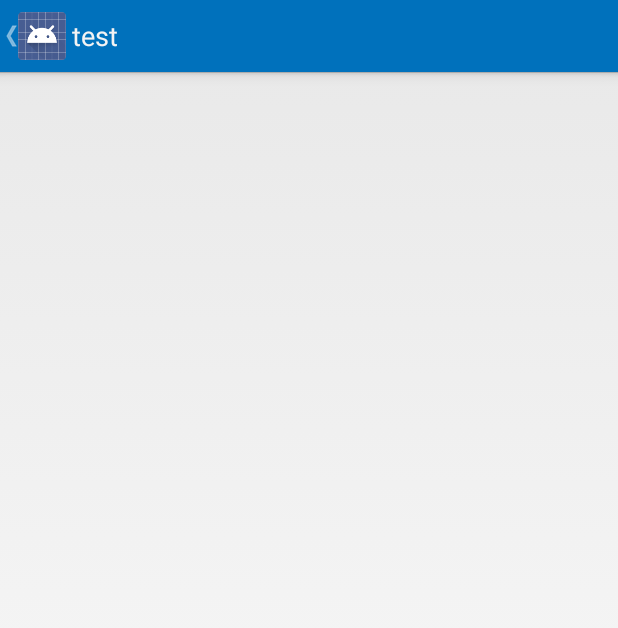
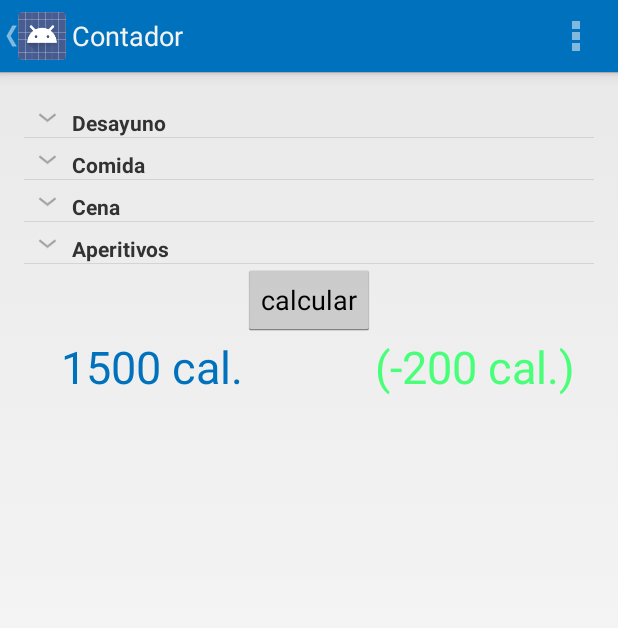
Before and after one commit to OmarCantu/proyecto_se_ii, an Android app: the screen it shows after launch (testActivity before the commit, ContadorActivity after it), in the options menu, after a tap on "Contador", on a phone screen of 412 x 824 dp. Shown: the top 628 px of the screen. Run offline under Robolectric (Android 15) with nearby library versions, the phone set to English and light mode, and no system bars.

Commit message:
Lista expandible
Agregada lista expandible en la activity de contador

```diff
--- a/ContadordeCalorias/app/src/main/java/cc/se2/uanl/edu/contadordecalorias/ContadorActivity.java
+++ b/ContadordeCalorias/app/src/main/java/cc/se2/uanl/edu/contadordecalorias/ContadorActivity.java
@@ -4,27 +4,48 @@ import android.app.Activity;
 import android.content.Intent;
 //import android.support.v7.app.ActionBarActivity;
 import android.os.Bundle;
+import android.util.SparseArray;
+import android.view.LayoutInflater;
 import android.view.Menu;
 import android.view.MenuInflater;
 import android.view.MenuItem;
+import android.view.View;
+import android.view.ViewGroup;
+import android.widget.EditText;
+import android.widget.ExpandableListView;
+import android.widget.RelativeLayout;
 import android.widget.TextView;
 import android.widget.Toast;
 
 
 public class ContadorActivity extends Activity {
 
+    SparseArray<Group> groups = new SparseArray<Group>();
+    RelativeLayout footerLayout;
+
+
+
     @Override
     protected void onCreate(Bundle savedInstanceState) {
         super.onCreate(savedInstanceState);
         setContentView(R.layout.activity_contador);
         getActionBar().setDisplayHomeAsUpEnabled(true);
+        createData();
+        ExpandableListView listView = (ExpandableListView) findViewById(R.id.listView);
+        MyExpandableListAdapter adapter = new MyExpandableListAdapter(this,groups);
+        View view = getLayoutInflater().inflate(R.layout.footer, listView, false);
+        footerLayout = (RelativeLayout) view.findViewById(R.id.footer);
+        listView.setDescendantFocusability(ViewGroup.FOCUS_AFTER_DESCENDANTS);
+        listView.addFooterView(footerLayout);
+        listView.setAdapter(adapter);
+
     }
 
     @Override
     public boolean onCreateOptionsMenu(Menu menu) {
         // Inflate the menu items for use in the action bar
         MenuInflater inflater = getMenuInflater();
-        inflater.inflate(R.menu.menu_contador, menu);
+        inflater.inflate(R.menu.menu_main, menu);
         return super.onCreateOptionsMenu(menu);
     }
 
@@ -32,13 +53,16 @@ public class ContadorActivity extends Activity {
     public boolean onOptionsItemSelected(MenuItem item) {
         // Handle presses on the action bar items
         switch (item.getItemId()) {
-            case R.id.action_perfil_contador:
+            case R.id.action_perfil:
                 openPerfil();
                 return true;
-            case R.id.action_consulta_contador:
+            case R.id.action_consulta:
                 openConsulta();
                 return true;
-            case R.id.action_salir_contador:
+            case R.id.action_contador:
+                openContador();
+                return true;
+            case R.id.action_salir:
                 salir();
                 return true;
             default:
@@ -47,29 +71,59 @@ public class ContadorActivity extends Activity {
     }
 
     public void openPerfil(){
-        this.finish(); // Checar si esta linea es necesaria
         Toast.makeText(this, "Perfil", Toast.LENGTH_SHORT).show();
         Intent intent = new Intent(this, PerfilActivity.class);
         startActivity(intent);
     }
 
     public void openConsulta(){
-        this.finish(); // Checar si esta linea es necesaria
         Toast.makeText(this, "Consulta", Toast.LENGTH_SHORT).show();
         Intent intent = new Intent(this, ConsultaActivity.class);
         startActivity(intent);
     }
 
-    public void salir() {
-        /*finish();
-        System.exit(0);*/
-
-        /*android.os.Process.killProcess(android.os.Process.myPid());*/
-
-        this.finish();
-        Intent intent = new Intent(Intent.ACTION_MAIN);
-        intent.addCategory(Intent.CATEGORY_HOME);
-        intent.setFlags(Intent.FLAG_ACTIVITY_NEW_TASK);
+    public void openContador(){
+        Toast.makeText(this, "Contador", Toast.LENGTH_SHORT).show();
+        Intent intent = new Intent(this, ContadorActivity.class);
         startActivity(intent);
     }
+
+    public void salir() {
+        finish();
+        System.exit(0);
+    }
+
+
+    public void createData() {
+
+        Group desayuno = new Group("Desayuno");
+        desayuno.children.add("");
+        groups.append(0, desayuno);
+
+        Group comida = new Group("Comida");
+        comida.children.add("");
+        groups.append(1, comida);
+
+        Group cena = new Group("Cena");
+        cena.children.add("");
+        groups.append(2, cena);
+
+        Group aperitivos = new Group("Aperitivos");
+        aperitivos.children.add("");
+        groups.append(3, aperitivos);
+
+    }
+
 }
+
+  /* public void createData1() {
+        for (int j = 0; j < 5; j++) {
+            Group group = new Group("Test " + j);
+            for (int i = 0; i < 5; i++) {
+                group.children.add("Sub Item" + i);
+            }
+            groups.append(j, group);
+        }
+    }
+
+   */
--- /dev/null
+++ b/ContadordeCalorias/app/src/main/java/cc/se2/uanl/edu/contadordecalorias/Group.java
@@ -0,0 +1,15 @@
+package cc.se2.uanl.edu.contadordecalorias;
+
+import java.util.ArrayList;
+import java.util.List;
+
+public class Group {
+
+    public String string;
+    public final List<String> children = new ArrayList<String>();
+
+    public Group(String string) {
+        this.string = string;
+    }
+
+}
--- a/ContadordeCalorias/app/src/main/java/cc/se2/uanl/edu/contadordecalorias/MainActivity.java
+++ b/ContadordeCalorias/app/src/main/java/cc/se2/uanl/edu/contadordecalorias/MainActivity.java
@@ -77,21 +77,13 @@ public class MainActivity extends Activity {
 
     public void openContador(){
         Toast.makeText(this, "Contador", Toast.LENGTH_SHORT).show();
-        Intent intent = new Intent(this, testActivity.class);
+        Intent intent = new Intent(this, ContadorActivity.class);
         startActivity(intent);
     }
 
     public void salir() {
-        /*finish();
-        System.exit(0);*/
-
-        /*android.os.Process.killProcess(android.os.Process.myPid());*/
-
-        this.finish();
-        Intent intent = new Intent(Intent.ACTION_MAIN);
-        intent.addCategory(Intent.CATEGORY_HOME);
-        intent.setFlags(Intent.FLAG_ACTIVITY_NEW_TASK);
-        startActivity(intent);
+        finish();
+        System.exit(0);
     }
 
     public void readFile(View view) {
--- /dev/null
+++ b/ContadordeCalorias/app/src/main/java/cc/se2/uanl/edu/contadordecalorias/MyExpandableListAdapter.java
@@ -0,0 +1,113 @@
+package cc.se2.uanl.edu.contadordecalorias;
+
+import android.app.Activity;
+import android.util.SparseArray;
+import android.view.LayoutInflater;
+import android.view.View;
+import android.view.View.OnClickListener;
+import android.view.ViewGroup;
+import android.widget.BaseExpandableListAdapter;
+import android.widget.CheckedTextView;
+import android.widget.EditText;
+import android.widget.TextView;
+import android.widget.Toast;
+
+public class MyExpandableListAdapter extends BaseExpandableListAdapter {
+
+    private final SparseArray<Group> groups;
+    public LayoutInflater inflater;
+    public Activity activity;
+
+    public MyExpandableListAdapter(Activity act, SparseArray<Group> groups) {
+        activity = act;
+        this.groups = groups;
+        inflater = act.getLayoutInflater();
+    }
+
+    @Override
+    public Object getChild(int groupPosition, int childPosition) {
+        return groups.get(groupPosition).children.get(childPosition);
+    }
+
+    @Override
+    public long getChildId(int groupPosition, int childPosition) {
+        return 0;
+    }
+
+    @Override
+    public View getChildView(int groupPosition, final int childPosition,
+                             boolean isLastChild, View convertView, ViewGroup parent)
+    {
+        //final String children = (String) getChild(groupPosition, childPosition);
+        TextView text = null;
+        if (convertView == null) {
+            convertView = inflater.inflate(R.layout.listrow_details, null);
+        }
+
+        EditText alimento  = (EditText)convertView.findViewById(R.id.alimento);
+        alimento.setText("");
+        //text = (TextView) convertView.findViewById(R.id.textView1);
+        //text.setText(children);
+       /*convertView.setOnClickListener(new OnClickListener() {
+            @Override
+            public void onClick(View v) {
+
+            }
+        });*/
+        return convertView;
+    }
+
+    @Override
+    public int getChildrenCount(int groupPosition) {
+        return groups.get(groupPosition).children.size();
+    }
+
+    @Override
+    public Object getGroup(int groupPosition) {
+        return groups.get(groupPosition);
+    }
+
+    @Override
+    public int getGroupCount() {
+        return groups.size();
+    }
+
+    @Override
+    public void onGroupCollapsed(int groupPosition) {
+        super.onGroupCollapsed(groupPosition);
+    }
+
+    @Override
+    public void onGroupExpanded(int groupPosition) {
+        super.onGroupExpanded(groupPosition);
+    }
+
+    @Override
+    public long getGroupId(int groupPosition) {
+        return 0;
+    }
+
+    @Override
+    public View getGroupView(int groupPosition, boolean isExpanded,
+                             View convertView, ViewGroup parent) {
+        if (convertView == null) {
+            convertView = inflater.inflate(R.layout.listrow_group, null);
+        }
+        Group group = (Group) getGroup(groupPosition);
+        ((TextView) convertView).setText(group.string);
+
+
+
+        return convertView;
+    }
+
+    @Override
+    public boolean hasStableIds() {
+        return false;
+    }
+
+    @Override
+    public boolean isChildSelectable(int groupPosition, int childPosition) {
+        return false;
+    }
+}
--- a/ContadordeCalorias/app/src/main/java/cc/se2/uanl/edu/contadordecalorias/testActivity.java
+++ b/ContadordeCalorias/app/src/main/java/cc/se2/uanl/edu/contadordecalorias/testActivity.java
@@ -11,7 +11,7 @@ import android.widget.SimpleCursorAdapter;
 
 public class testActivity extends ListActivity {
 
-    private Cursor employees;
+    private Cursor food;
     private MyDatabase db;
 
     @Override
@@ -19,11 +19,11 @@ public class testActivity extends ListActivity {
         super.onCreate(savedInstanceState);
 
         db = new MyDatabase(this);
-        employees = db.getAlimentos(); // you would not typically call this on the main thread
+        food = db.getAlimentos(); // you would not typically call this on the main thread
 
         ListAdapter adapter = new SimpleCursorAdapter(this,
                 android.R.layout.simple_list_item_2,
-                employees,
+                food,
                 new String[] {"Alimento","Calorias"},
                 new int[] {android.R.id.text1,android.R.id.text2},0);
 
@@ -33,7 +33,7 @@ public class testActivity extends ListActivity {
     @Override
     protected void onDestroy() {
         super.onDestroy();
-        employees.close();
+        food.close();
         db.close();
     }
 
--- a/ContadordeCalorias/app/src/main/res/layout/activity_contador.xml
+++ b/ContadordeCalorias/app/src/main/res/layout/activity_contador.xml
@@ -1,21 +1,18 @@
-<RelativeLayout xmlns:android="http://schemas.android.com/apk/res/android"
+<LinearLayout xmlns:android="http://schemas.android.com/apk/res/android"
     xmlns:tools="http://schemas.android.com/tools"
+    android:id="@+id/LinearLayout1"
     android:layout_width="match_parent"
     android:layout_height="match_parent"
+    android:paddingBottom="@dimen/activity_vertical_margin"
     android:paddingLeft="@dimen/activity_horizontal_margin"
     android:paddingRight="@dimen/activity_horizontal_margin"
     android:paddingTop="@dimen/activity_vertical_margin"
-    android:paddingBottom="@dimen/activity_vertical_margin"
-    tools:context="cc.se2.uanl.edu.contadordecalorias.ContadorActivity">
+    tools:context=".MainActivity" >
 
     <ExpandableListView
-        android:layout_width="wrap_content"
-        android:layout_height="wrap_content"
-        android:id="@+id/lista_comidas"
-        android:layout_alignParentTop="true"
-        android:layout_alignParentLeft="true"
-        android:layout_alignParentStart="true"
-        android:layout_marginLeft="40dp"
-        android:layout_marginStart="40dp"
-        android:layout_marginTop="65dp" />
-</RelativeLayout>
+        android:id="@+id/listView"
+        android:layout_width="match_parent"
+        android:layout_height="wrap_content" >
+    </ExpandableListView>
+
+</LinearLayout>
--- /dev/null
+++ b/ContadordeCalorias/app/src/main/res/layout/footer.xml
@@ -0,0 +1,38 @@
+<?xml version="1.0" encoding="utf-8"?>
+<RelativeLayout xmlns:android="http://schemas.android.com/apk/res/android"
+    android:orientation="vertical" android:layout_width="match_parent"
+    android:id="@+id/footer"
+    android:layout_height="match_parent">
+
+    <TextView
+        android:layout_width="wrap_content"
+        android:layout_height="wrap_content"
+        android:textColor="@color/azul_real"
+        android:text="1500 cal."
+        android:id="@+id/calorias"
+        android:textSize="30dp"
+        android:layout_below="@+id/calcular"
+        android:layout_toLeftOf="@+id/calcular"
+        android:layout_toStartOf="@+id/calcular" />
+
+    <Button
+        android:layout_width="wrap_content"
+        android:layout_height="wrap_content"
+        android:text="calcular"
+        android:id="@+id/calcular"
+        android:layout_alignParentTop="true"
+        android:layout_centerHorizontal="true" />
+
+    <TextView
+        android:layout_width="wrap_content"
+        android:layout_height="wrap_content"
+        android:text="(-200 cal.)"
+        android:id="@+id/diferencia"
+        android:textSize="30dp"
+        android:textColor="#ff49ff7a"
+        android:layout_below="@+id/calcular"
+        android:layout_toRightOf="@+id/calcular"
+        android:layout_toEndOf="@+id/calcular" />
+
+
+</RelativeLayout>
--- /dev/null
+++ b/ContadordeCalorias/app/src/main/res/layout/listrow_group.xml
@@ -0,0 +1,13 @@
+<TextView xmlns:android="http://schemas.android.com/apk/res/android"
+    xmlns:tools="http://schemas.android.com/tools"
+    android:id="@+id/textView1"
+    android:layout_width="wrap_content"
+    android:layout_height="?android:attr/listPreferredItemHeight"
+    android:layout_marginLeft="8dp"
+    android:gravity="left"
+    android:paddingLeft="32dp"
+    android:paddingTop="8dp"
+    android:text="Test"
+    android:textSize="14sp"
+    android:textAlignment="gravity"
+    android:textStyle="bold" />
```
Also changed, not shown: ContadordeCalorias/app/src/main/java/cc/se2/uanl/edu/contadordecalorias/ConsultaActivity.java (+15 -16 lines), ContadordeCalorias/app/src/main/java/cc/se2/uanl/edu/contadordecalorias/PerfilActivity.java (+15 -16 lines), ContadordeCalorias/app/src/main/res/layout/listrow_details.xml (added, +51 -0 lines), 1 other file.
